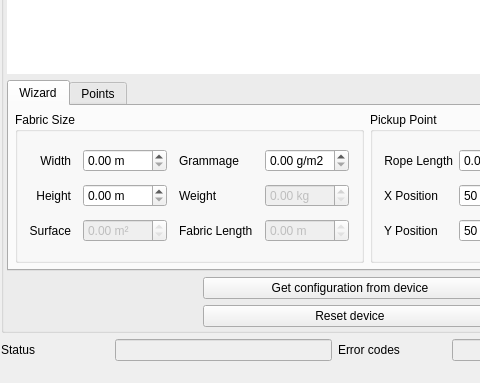
Old version of the form tools/ABK_config/ABK_config.ui in the repository exmachina-dev/ABK-firmware; both pictures show x 0 to 480 and y 217 to 600 of the 1000 by 600 pixel window.
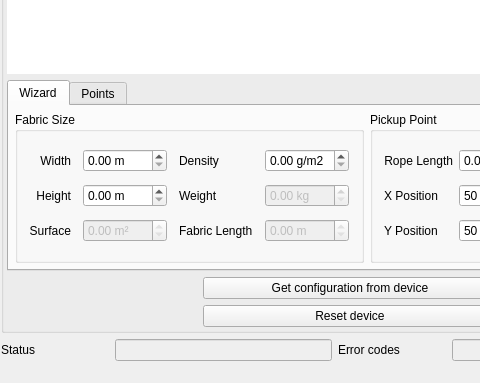
New version of the form. Icons and pictures are not drawn.

Commit message: Add missing files in previous commit

Diff of the .ui file:
```diff
--- a/tools/ABK_config/ABK_config.ui
+++ b/tools/ABK_config/ABK_config.ui
@@ -641,7 +641,7 @@
                   <item row="0" column="2">
                    <widget class="QLabel" name="fabricGrammageLabel">
                     <property name="text">
-                     <string>Grammage</string>
+                     <string>Density</string>
                     </property>
                    </widget>
                   </item>
```
Left out of the diff: 2 changed lines with no effect on the pictures. The commit also changes 1 other file.
